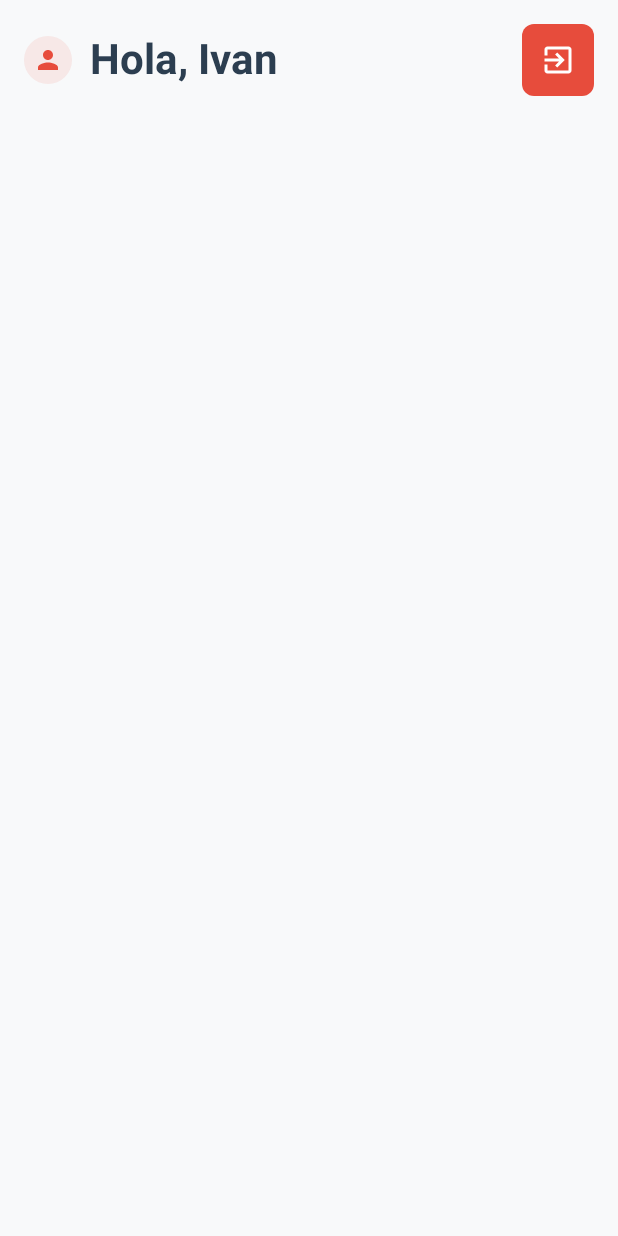
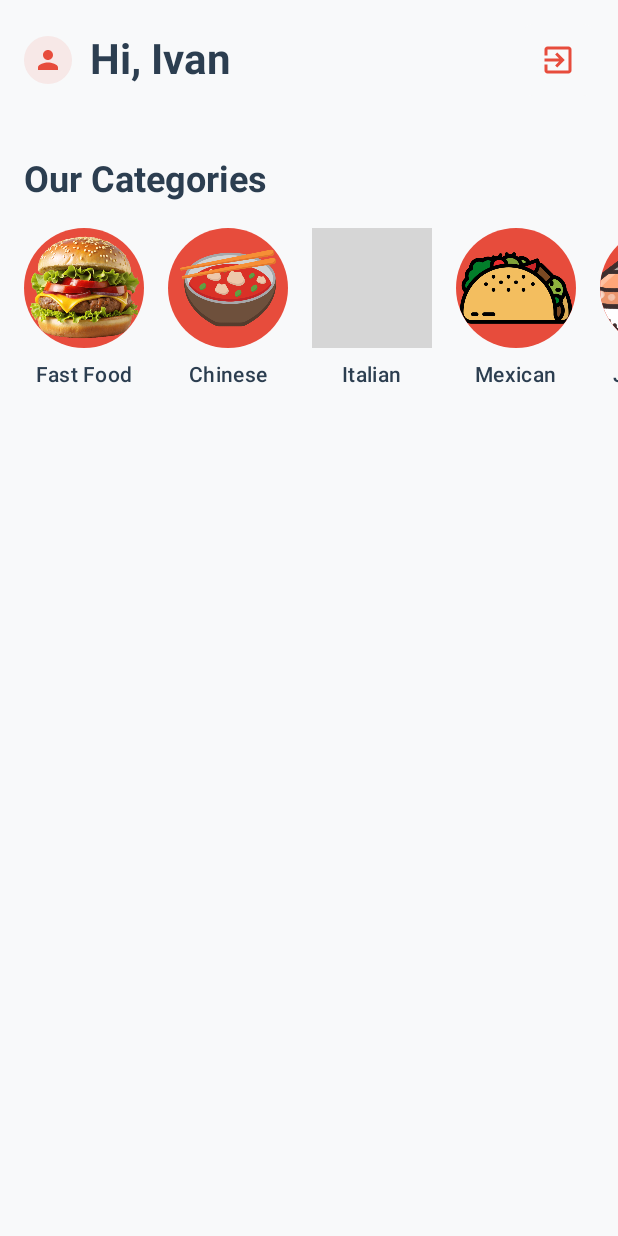
Before and after one commit to ElJiva/FoodApp, an Android app built with Jetpack Compose: the @Preview function HomeScreenPreview, on a phone screen of 412 x 824 dp. Run offline under Robolectric (Android 15) with nearby library versions, the phone set to English and light mode, and no system bars; grey boxes are pictures that could not be loaded.

Commit message:
Fourth Commit for CategoryCard and CategoriesSection

```diff
--- /dev/null
+++ b/app/src/main/java/com/ivan/foodapp/Screens/CategoriesSection.kt
@@ -0,0 +1,36 @@
+package com.ivan.foodapp.Screens
+
+import androidx.compose.foundation.layout.*
+import androidx.compose.foundation.lazy.LazyRow
+import androidx.compose.foundation.lazy.items
+import androidx.compose.material3.*
+import androidx.compose.runtime.Composable
+import androidx.compose.ui.Modifier
+import androidx.compose.ui.text.font.FontWeight
+import androidx.compose.ui.unit.dp
+import com.ivan.foodapp.DataClass.Category
+
+
+@Composable
+fun CategoriesSection(categories: List<Category>) {
+    Column {
+        Text(
+            text = "Our Categories",
+            style = MaterialTheme.typography.headlineSmall,
+            fontWeight = FontWeight.Bold,
+            modifier = Modifier.padding(horizontal = 16.dp),
+            color = MaterialTheme.colorScheme.onBackground
+        )
+
+        Spacer(modifier = Modifier.height(16.dp))
+
+        LazyRow(
+            contentPadding = PaddingValues(horizontal = 16.dp),
+            horizontalArrangement = Arrangement.spacedBy(16.dp)
+        ) {
+            items(categories) { category ->
+                CategoryCard(category = category)
+            }
+        }
+    }
+}
--- /dev/null
+++ b/app/src/main/java/com/ivan/foodapp/Screens/CategoryCard.kt
@@ -0,0 +1,57 @@
+package com.ivan.foodapp.Screens
+
+import androidx.compose.foundation.Image
+import androidx.compose.foundation.background
+import androidx.compose.foundation.clickable
+import androidx.compose.foundation.layout.Box
+import androidx.compose.foundation.layout.Column
+import androidx.compose.foundation.layout.Spacer
+import androidx.compose.foundation.layout.fillMaxSize
+import androidx.compose.foundation.layout.height
+import androidx.compose.foundation.layout.size
+import androidx.compose.foundation.shape.CircleShape
+import androidx.compose.material3.MaterialTheme
+import androidx.compose.material3.Text
+import androidx.compose.runtime.Composable
+import androidx.compose.ui.Alignment
+import androidx.compose.ui.Modifier
+import androidx.compose.ui.draw.clip
+import androidx.compose.ui.layout.ContentScale
+import androidx.compose.ui.res.painterResource
+import androidx.compose.ui.text.font.FontWeight
+import androidx.compose.ui.unit.dp
+import com.ivan.foodapp.DataClass.Category
+
+
+@Composable
+fun CategoryCard(category: Category) {
+    Column(
+        horizontalAlignment = Alignment.CenterHorizontally,
+        modifier = Modifier.clickable { }
+    ) {
+        Box(
+            modifier = Modifier
+                .size(80.dp)
+                .clip(CircleShape)
+                .background(MaterialTheme.colorScheme.primary)
+        ) {
+            Image(
+                painter = painterResource(id = category.imageRes),
+                contentDescription = category.name,
+                modifier = Modifier
+                    .fillMaxSize()
+                    .clip(CircleShape),
+                contentScale = ContentScale.Crop
+            )
+        }
+
+        Spacer(modifier = Modifier.height(8.dp))
+
+        Text(
+            text = category.name,
+            style = MaterialTheme.typography.bodyMedium,
+            fontWeight = FontWeight.Medium,
+            color = MaterialTheme.colorScheme.onBackground
+        )
+    }
+}
--- a/app/src/main/java/com/ivan/foodapp/Screens/HeaderSection.kt
+++ b/app/src/main/java/com/ivan/foodapp/Screens/HeaderSection.kt
@@ -41,7 +41,7 @@ fun HeaderSection(
             )
             Spacer(modifier = Modifier.width(12.dp))
             Text(
-                text = "Hola, $userName",
+                text = "Hi, $userName",
                 style = MaterialTheme.typography.headlineMedium,
                 fontWeight = FontWeight.Bold,
                 color = MaterialTheme.colorScheme.onBackground
@@ -52,14 +52,14 @@ fun HeaderSection(
             onClick = onLogout,
             modifier = Modifier
                 .background(
-                    MaterialTheme.colorScheme.errorContainer,
+                    MaterialTheme.colorScheme.background,
                     RoundedCornerShape(8.dp)
                 )
         ) {
             Icon(
                 imageVector = Icons.Default.ExitToApp,
-                contentDescription = "Cerrar sesión",
-                tint = MaterialTheme.colorScheme.onErrorContainer
+                contentDescription = "Sign Out",
+                tint = MaterialTheme.colorScheme.errorContainer
             )
         }
     }
--- a/app/src/main/java/com/ivan/foodapp/Screens/HomeScreen.kt
+++ b/app/src/main/java/com/ivan/foodapp/Screens/HomeScreen.kt
@@ -36,6 +36,11 @@ fun HomeScreen(
 
         Spacer(modifier = Modifier.height(24.dp))
 
+        // Categories section
+        CategoriesSection(categories = categories)
+
+        Spacer(modifier = Modifier.height(32.dp))
+
     }
 }
 
```
